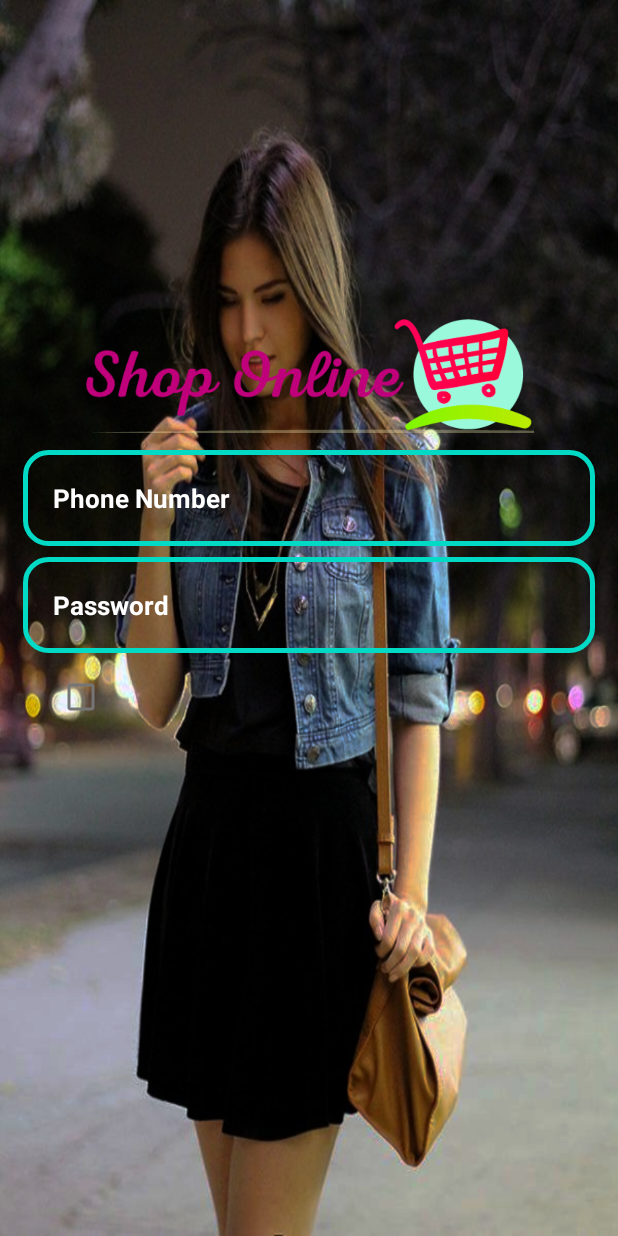
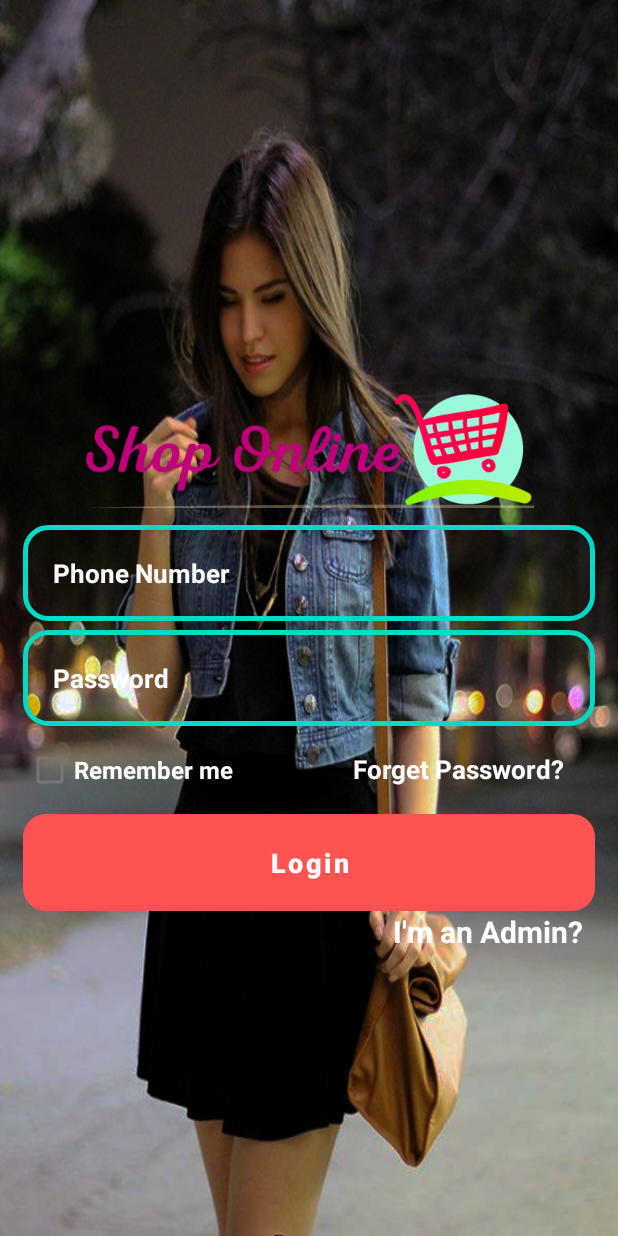
Before and after one commit to Adarshk18/eCommerce, an Android app: the layout activity_login.xml on its own in the app's theme, with its tools: preview values and no code run, on a phone screen of 412 x 824 dp. Run offline under Robolectric (Android 15) with nearby library versions, the phone set to English and light mode, and no system bars; plain views replace CheckBox.

Commit message:
Initial commit

```diff
--- a/app/build.gradle
+++ b/app/build.gradle
@@ -3,7 +3,7 @@ plugins {
 }
 
 android {
-    compileSdk 28
+    compileSdk 31
 
     defaultConfig {
         applicationId "com.example.ecommerce"
@@ -31,14 +31,19 @@ dependencies {
 
     implementation 'androidx.appcompat:appcompat:1.4.2'
     implementation 'androidx.appcompat:appcompat:1.0.0'
+    implementation 'com.android.support:appcompat-v7:31.0.0'
     implementation 'com.google.android.material:material:1.6.1'
     implementation platform('com.google.firebase:firebase-bom:30.1.0')
     implementation 'com.google.firebase:firebase-analytics'
+    implementation 'com.github.rey5137:material:1.3.1'
     implementation 'androidx.constraintlayout:constraintlayout:2.1.4'
+    implementation 'com.google.firebase:firebase-auth:21.0.5'
+    implementation 'com.android.support:cardview-v7:31.0.0'
+    implementation 'com.android.support:recycleview-v7:31.0.0'
+    implementation 'androidx.cardview:cardview:1.0.0'
+    implementation 'androidx.recyclerview:recyclerview:1.0.0'
     testImplementation 'junit:junit:4.13.2'
     implementation 'com.github.rey5137:material:1.2.5'
-    compile 'androidx.cardview:cardview:1.0.0'
-    compile 'androidx.recyclerview:recyclerview:1.0.0'
     androidTestImplementation 'androidx.test.ext:junit:1.1.3'
     androidTestImplementation 'androidx.test.espresso:espresso-core:3.4.0'
 }
--- a/app/src/main/AndroidManifest.xml
+++ b/app/src/main/AndroidManifest.xml
@@ -14,7 +14,7 @@
         android:theme="@style/Theme.ECommerce"
         tools:targetApi="31">
         <activity
-            android:name=".loginActivity"
+            android:name=".LoginActivity"
             android:exported="false" />
         <activity
             android:name=".MainActivity"
--- /dev/null
+++ b/app/src/main/java/com/example/ecommerce/LoginActivity.java
@@ -0,0 +1,14 @@
+package com.example.ecommerce;
+
+import androidx.appcompat.app.AppCompatActivity;
+
+import android.os.Bundle;
+
+public class LoginActivity extends AppCompatActivity {
+
+    @Override
+    protected void onCreate(Bundle savedInstanceState) {
+        super.onCreate(savedInstanceState);
+        setContentView(R.layout.activity_login);
+    }
+}
--- a/app/src/main/java/com/example/ecommerce/MainActivity.java
+++ b/app/src/main/java/com/example/ecommerce/MainActivity.java
@@ -2,6 +2,7 @@ package com.example.ecommerce;
 
 import androidx.appcompat.app.AppCompatActivity;
 
+import android.content.Intent;
 import android.os.Bundle;
 import android.view.View;
 import android.widget.Button;
@@ -15,17 +16,14 @@ public class MainActivity extends AppCompatActivity {
         setContentView(R.layout.activity_main);
 
         joinNowButton = (Button) findViewById(R.id.main_join_now_btn);
-        joinNowButton.setOnClickListener(new View.OnClickListener() {
-            @Override
-            public void onClick(View view) {
+        loginButton = (Button) findViewById(R.id.main_login_btn);
 
-            }
-        });
-        loginButton = (Button) findViewById(R.id.main_login_btn);
+
         loginButton.setOnClickListener(new View.OnClickListener() {
             @Override
             public void onClick(View view) {
-
+                Intent intent = new Intent(MainActivity.this,LoginActivity.class);
+                startActivity(intent);
             }
         });
     }
--- a/app/src/main/java/com/example/ecommerce/loginActivity.java
+++ /dev/null
@@ -1,14 +0,0 @@
-package com.example.ecommerce;
-
-import androidx.appcompat.app.AppCompatActivity;
-
-import android.os.Bundle;
-
-public class loginActivity extends AppCompatActivity {
-
-    @Override
-    protected void onCreate(Bundle savedInstanceState) {
-        super.onCreate(savedInstanceState);
-        setContentView(R.layout.activity_login);
-    }
-}
--- a/app/src/main/res/layout/activity_login.xml
+++ b/app/src/main/res/layout/activity_login.xml
@@ -1,77 +1,130 @@
 <?xml version="1.0" encoding="utf-8"?>
 <RelativeLayout xmlns:android="http://schemas.android.com/apk/res/android"
-    xmlns:app="http://schemas.android.com/apk/res-auto"
-    xmlns:tools="http://schemas.android.com/tools"
     android:layout_width="match_parent"
     android:layout_height="match_parent"
-    android:background="@drawable/login"
-    tools:context=".loginActivity">
+    xmlns:tools="http://schemas.android.com/tools"
+    xmlns:app="http://schemas.android.com/apk/res-auto"
+    tools:context=".LoginActivity"
+    android:background="@drawable/login">
 
     <ImageView
-        android:id="@+id/login_applogo2"
+        android:id="@+id/login_applogo"
         android:layout_width="300dp"
         android:layout_height="100dp"
-        android:src="@drawable/applogo2"
         android:layout_centerHorizontal="true"
-        android:layout_marginTop="200dp"/>
+        android:layout_marginTop="250dp"
+        android:src="@drawable/applogo2" />
 
     <EditText
         android:id="@+id/login_phone_number_input"
         android:layout_width="match_parent"
         android:layout_height="wrap_content"
-        android:layout_below="@+id/login_applogo2"
+        android:layout_below="@+id/login_applogo"
         android:background="@drawable/input_design"
         android:padding="20dp"
         android:layout_marginLeft="15dp"
         android:layout_marginRight="15dp"
         android:hint="Phone Number"
+        android:textColorHint="@color/white"
         android:inputType="number"
         android:textColor="@color/white"
-        android:textColorHint="@color/white"
-        android:textStyle="bold"
-        android:textSize="17sp"/>
+        android:textSize="17sp"
+        android:textStyle="bold"/>
 
     <EditText
         android:id="@+id/login_password_input"
         android:layout_width="match_parent"
         android:layout_height="wrap_content"
-        android:layout_below="@+id/login_applogo2"
-        android:layout_centerHorizontal="true"
+        android:layout_below="@+id/login_phone_number_input"
+        android:background="@drawable/input_design"
+        android:padding="20dp"
         android:layout_marginLeft="15dp"
-        android:layout_marginTop="71dp"
         android:layout_marginRight="15dp"
-        android:background="@drawable/input_design"
         android:hint="Password"
-        android:inputType="number"
-        android:padding="20dp"
+        android:layout_marginTop="6dp"
+        android:textColorHint="@color/white"
+        android:inputType="textPassword"
         android:textColor="@color/white"
-        android:textColorHint="@color/white"
         android:textSize="17sp"
-        android:textStyle="bold" />
+        android:textStyle="bold"
+        />
 
     <LinearLayout
+        android:id="@+id/linear_layout1"
         android:layout_width="match_parent"
         android:layout_height="wrap_content"
         android:orientation="horizontal"
-        android:layout_below="@+id/login_password_input"
+        android:layout_below="@id/login_password_input"
         android:layout_marginTop="5dp"
         >
 
         <com.rey.material.widget.CheckBox
-            android:id="@+id/remember_me_checkbox"
-            style="@style/Material.Drawable.CheckBox"
+            android:id="@+id/remember_me_chkb"
             android:layout_width="wrap_content"
             android:layout_height="wrap_content"
-            android:layout_marginLeft="30dp"
-            android:fontFamily="@font/roboto_slab_light"
+            style="@style/Material.Drawable.CheckBox"
+            android:text="Remember me"
+            android:textColor="@color/white"
+            app:cbd_strokeColor="@color/white"
             android:gravity="center_vertical"
-            android:text="@string/login_remember_me"
-            android:textColor="#000000"
             android:textSize="16sp"
             android:textStyle="bold"
-            app:cbd_strokeColor="#000000"
+            android:layout_marginLeft="17dp"
             />
+
+        <TextView
+            android:id="@+id/forget_password_link"
+            android:layout_width="wrap_content"
+            android:layout_height="wrap_content"
+            android:text="Forget Password?"
+            android:textColor="@color/white"
+            android:textSize="17sp"
+            android:textStyle="bold"
+            android:layout_marginLeft="80dp" />
 
     </LinearLayout>
 
+    <Button
+        android:id="@+id/login_btn"
+        android:layout_width="match_parent"
+        android:layout_height="wrap_content"
+        android:layout_below="@+id/linear_layout1"
+        android:layout_marginLeft="15dp"
+        android:layout_marginTop="5dp"
+        android:layout_marginRight="15dp"
+        android:background="@drawable/buttons"
+        android:padding="14dp"
+        android:shadowColor="@color/teal_200"
+        android:text="Login"
+        android:textAllCaps="false"
+        android:textSize="18sp"
+        android:textStyle="bold" />
+
+    <TextView
+        android:id="@+id/admin_panel_link"
+        android:layout_width="wrap_content"
+        android:layout_height="wrap_content"
+        android:text="I'm an Admin?"
+        android:layout_alignParentEnd="true"
+        android:layout_below="@id/login_btn"
+        android:textColor="@color/white"
+        android:textSize="20sp"
+        android:textStyle="bold"
+        android:layout_marginEnd="23dp"
+        android:layout_marginLeft="80dp" />
+
+    <TextView
+        android:id="@+id/not_admin_panel_link"
+        android:layout_width="wrap_content"
+        android:layout_height="wrap_content"
+        android:text="I'm not an Admin?"
+        android:layout_alignParentStart="true"
+        android:layout_below="@id/login_btn"
+        android:textColor="@color/white"
+        android:textSize="20sp"
+        android:textStyle="bold"
+        android:layout_marginStart="25dp"
+        android:visibility="invisible"
+        android:layout_marginLeft="80dp" />
+
 </RelativeLayout>
```
Also changed, not shown: app/src/main/res/drawable-v24/background.jpg (added).
